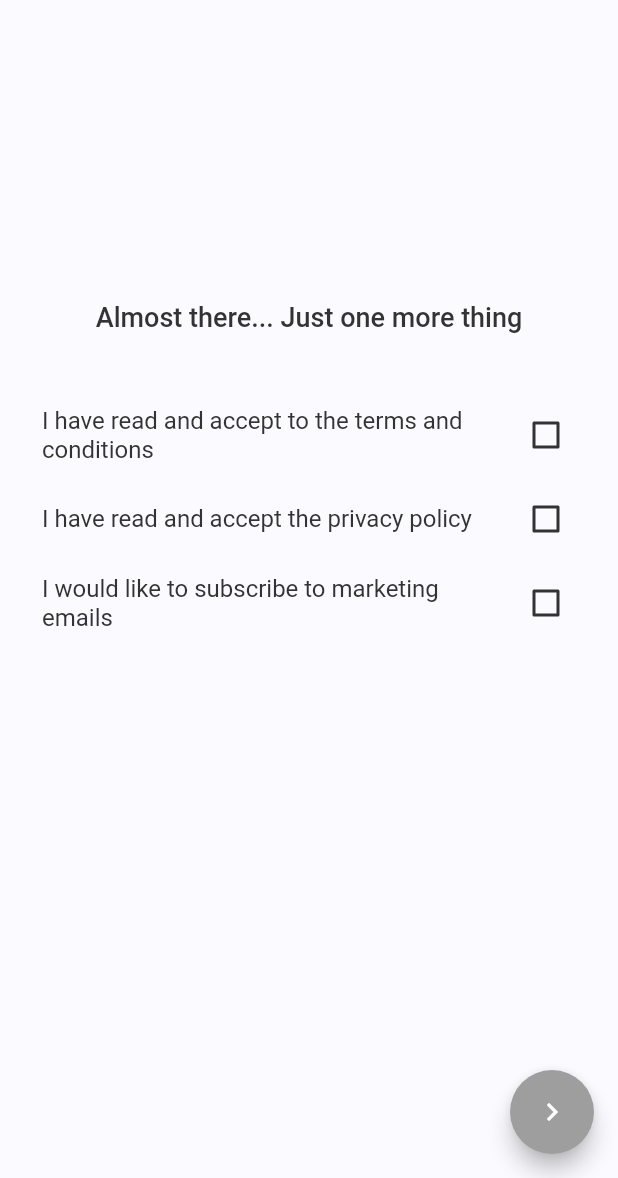
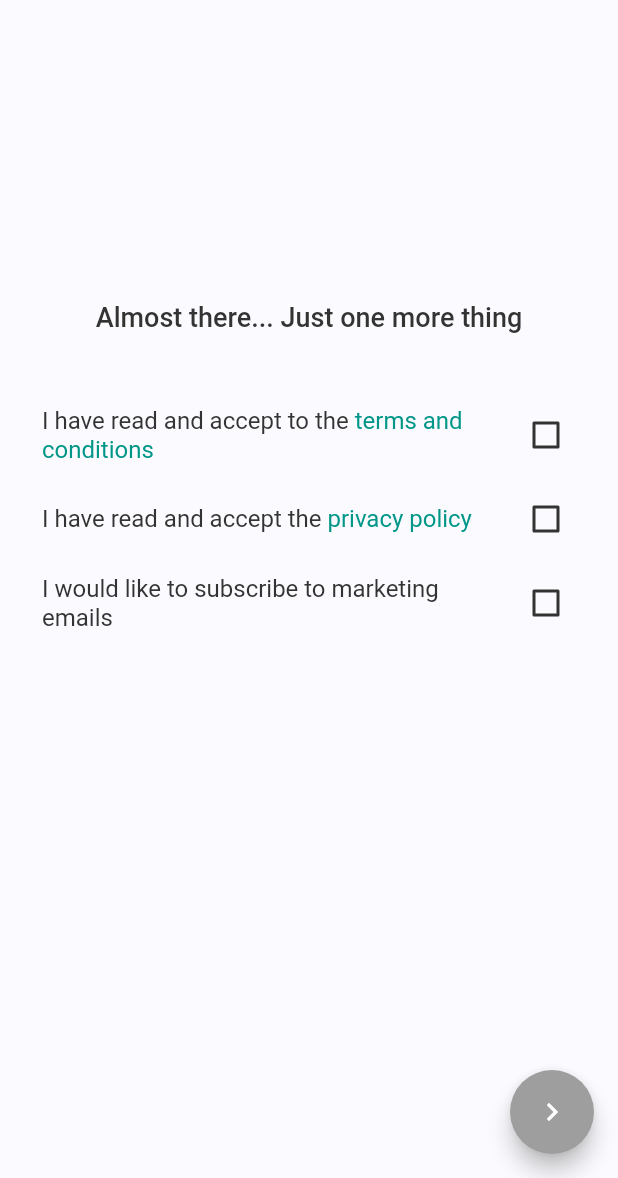
Before and after one commit to Fitcentive/flutter_app, a Flutter app: the CreateAccountPage screen opened by its route, swiped to page 4, on a phone screen of 412 x 824 dp, the part 58-1236 px from its top. Run offline on Flutter 3.47's test engine with Material 2 defaults, Android fonts, the phone set to English and light mode, and no system bars; our stand-ins replace badges, bloc, carousel_slider, device_info_plus, equatable, firebase_core and 19 more; missing offline and left inert: dart:html, flutter_app_badger, flutter_appauth, flutter_web_auth, gauges, image_picker_web; accounts and stored records are empty.

Commit message:
- Add privacy policy inline URL to terms and conditions views

```diff
--- a/lib/src/utils/constant_utils.dart
+++ b/lib/src/utils/constant_utils.dart
@@ -1,6 +1,9 @@
 class ConstantUtils {
   static const String API_HOST_URL = "https://api.vid.app";
   static const String API_HOSTNAME = "api.vid.app";
+
+  static const String TERMS_AND_CONDITIONS_URL = "https://www.freeprivacypolicy.com/live/3271adda-a8ba-42dd-b593-42da288a6ba8";
+  static const String PRIVACY_POLICY_URL = "https://www.freeprivacypolicy.com/live/3271adda-a8ba-42dd-b593-42da288a6ba8";
 
   static const int DEFAULT_LIMIT = 20;
   static const int DEFAULT_NEWSFEED_LIMIT = 10;
--- a/lib/src/views/create_account/views/terms_and_conditions_view.dart
+++ b/lib/src/views/create_account/views/terms_and_conditions_view.dart
@@ -1,9 +1,11 @@
+import 'package:flutter/gestures.dart';
 import 'package:flutter/material.dart';
+import 'package:flutter_app/src/utils/constant_utils.dart';
 import 'package:flutter_app/src/views/create_account/bloc/create_account_bloc.dart';
 import 'package:flutter_app/src/views/create_account/bloc/create_account_event.dart';
 import 'package:flutter_app/src/views/create_account/bloc/create_account_state.dart';
-import 'package:flutter_app/theme.dart';
 import 'package:flutter_bloc/flutter_bloc.dart';
+import 'package:url_launcher/url_launcher.dart';
 
 class TermsAndConditionsView extends StatelessWidget {
   const TermsAndConditionsView({Key? key}) : super(key: key);
@@ -22,6 +24,7 @@ class TermsAndConditionsView extends StatelessWidget {
                     Text(
                       "Almost there... Just one more thing",
                       style: Theme.of(context).textTheme.headline6,
+                      textAlign: TextAlign.center,
                     ),
                     const Padding(padding: EdgeInsets.all(20)),
                     _createCheckBox("I have read and accept to the terms and conditions", "termsAndConditions", context),
@@ -35,15 +38,61 @@ class TermsAndConditionsView extends StatelessWidget {
 
   _createCheckBox(String title, String key, BuildContext context) {
     return CheckboxListTile(
-      title: Text(
-        title,
-        style: Theme.of(context).textTheme.subtitle1,
-      ),
+      title: _getTitleText(title, key, context),
       value: _getCheckboxValue(key, context),
       onChanged: (newValue) {
         _onCheckBoxChanged(key, newValue ?? false, context);
       },
     );
+  }
+
+  _getTitleText(String title, String key, BuildContext context) {
+    if (key == "termsAndConditions") {
+      final parts = title.split("terms and conditions");
+      return RichText(
+          text: TextSpan(
+              children: [
+                TextSpan(
+                  text: parts.first,
+                  style: Theme.of(context).textTheme.subtitle1,
+                ),
+                TextSpan(
+                    text: "terms and conditions",
+                    style: Theme.of(context).textTheme.subtitle1?.copyWith(color: Colors.teal),
+                    recognizer: TapGestureRecognizer()..onTap = () {
+                      launchUrl(Uri.parse(ConstantUtils.TERMS_AND_CONDITIONS_URL));
+                    }
+                ),
+              ]
+          )
+      );
+    }
+    else if (key == "privacyPolicy") {
+      final parts = title.split("privacy policy");
+      return RichText(
+          text: TextSpan(
+              children: [
+                TextSpan(
+                  text: parts.first,
+                  style: Theme.of(context).textTheme.subtitle1,
+                ),
+                TextSpan(
+                    text: "privacy policy",
+                    style: Theme.of(context).textTheme.subtitle1?.copyWith(color: Colors.teal),
+                    recognizer: TapGestureRecognizer()..onTap = () {
+                      launchUrl(Uri.parse(ConstantUtils.PRIVACY_POLICY_URL));
+                    }
+                ),
+              ]
+          )
+      );
+    }
+    else {
+      return Text(
+        title,
+        style: Theme.of(context).textTheme.subtitle1,
+      );
+    }
   }
 
   _onCheckBoxChanged(String text, bool checkBoxState, BuildContext context) {
--- a/pubspec.yaml
+++ b/pubspec.yaml
@@ -71,6 +71,7 @@ dependencies:
   universal_io: ^2.0.4
   flutter_signin_button: ^2.0.0
   flutter_markdown: ^0.6.10+4
+  url_launcher: ^6.1.5
 
 dev_dependencies:
   flutter_test:
```
Also changed, not shown: lib/src/views/complete_profile/views/terms_and_conditions_view.dart (+53 -4 lines), pubspec.lock.
